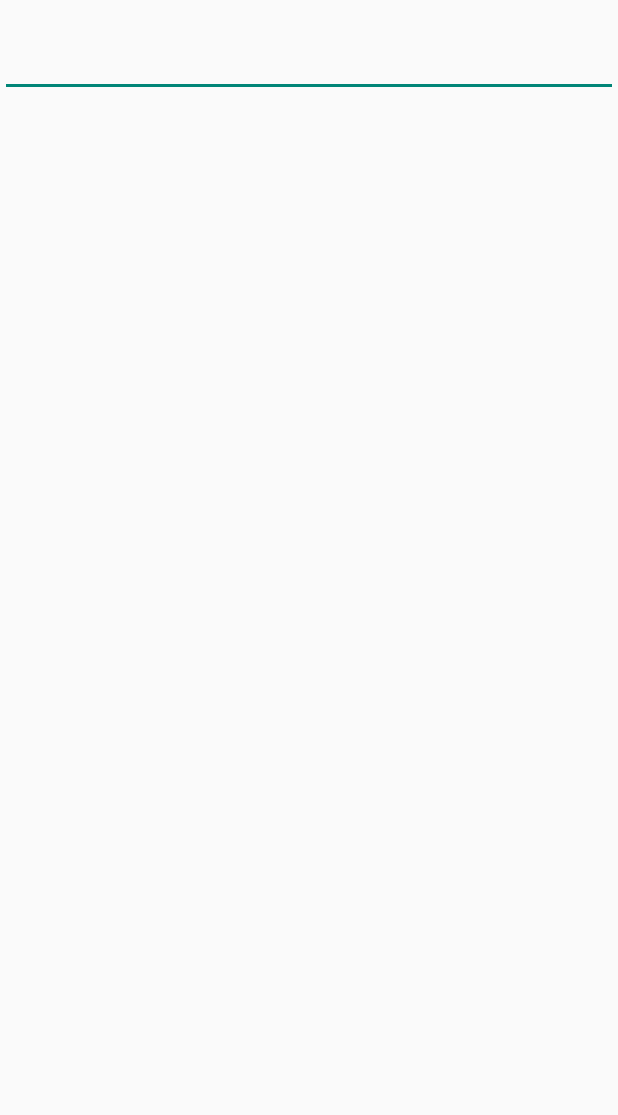
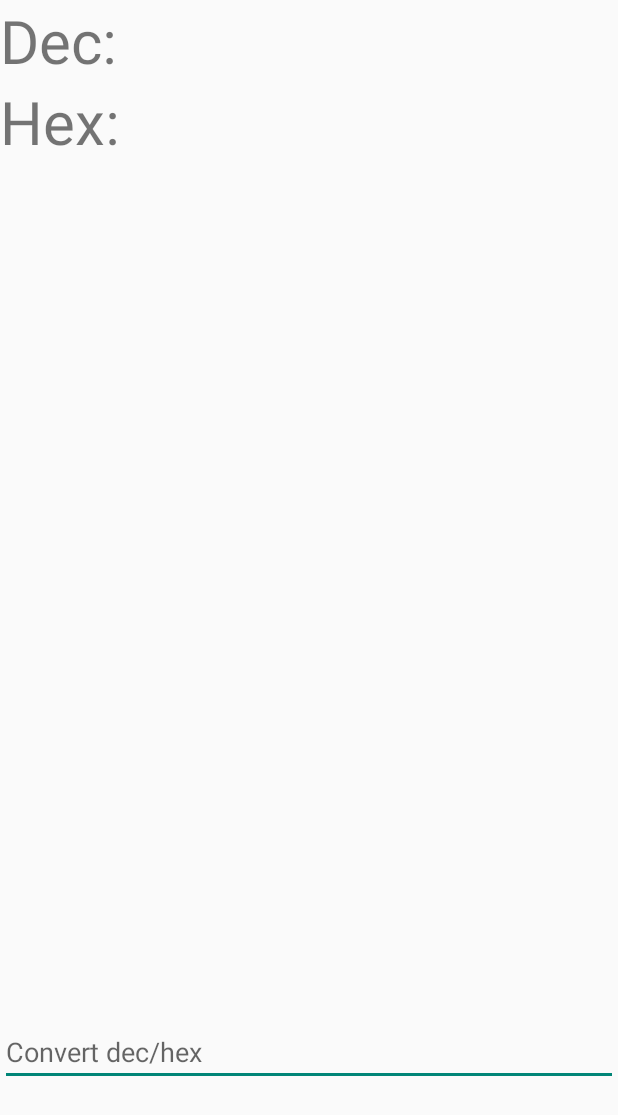
Before and after one commit to fliljeda/Fredrik4Life, an Android app: the NumberConverterActivity screen opened directly, with no data from a screen before it, on a phone screen of 412 x 824 dp. Before the commit the part shown is almost empty. Shown: the top 1115 px of the screen. Run offline under Robolectric (Android 15) with nearby library versions, the phone set to English and light mode, and no system bars.

Commit message:
Dec to hex working (overflow todo)

```diff
--- a/app/src/main/java/fliljeda/fredrik4life/NumberConverterActivity.java
+++ b/app/src/main/java/fliljeda/fredrik4life/NumberConverterActivity.java
@@ -2,12 +2,65 @@ package fliljeda.fredrik4life;
 
 import android.support.v7.app.AppCompatActivity;
 import android.os.Bundle;
+import android.text.Editable;
+import android.text.TextWatcher;
+import android.widget.EditText;
+import android.widget.TextView;
 
 public class NumberConverterActivity extends AppCompatActivity {
+    private EditText textField;
+    private TextView hexValue;
+    private TextView decValue;
 
     @Override
     protected void onCreate(Bundle savedInstanceState) {
         super.onCreate(savedInstanceState);
         setContentView(R.layout.activity_number_converter);
+        textField = (EditText) findViewById(R.id.numberconverter_change);
+        hexValue = (TextView) findViewById(R.id.numberconverter_display_hex);
+        decValue = (TextView) findViewById(R.id.numberconverter_display_dec);
+        addResponsiveness();
+
+    }
+
+
+    /* Adding the necessary responsiveness to the layout */
+    protected void addResponsiveness(){
+
+        textField.addTextChangedListener(new TextWatcher() {
+            @Override
+            public void beforeTextChanged(CharSequence s, int start, int count, int after) {
+
+            }
+
+            @Override
+            public void onTextChanged(CharSequence s, int start, int before, int count) {
+                tryConvertToHex(s);
+            }
+
+            @Override
+            public void afterTextChanged(Editable s) {
+
+            }
+        });
+    }
+
+    /* Tries to convert to hex from decimal*/
+    //TODO HANDLE OVERFLOW
+    private void tryConvertToHex(CharSequence field){
+        int fieldsize = field.length();
+        for(int i = 0; i < fieldsize; i++){
+            if(field.charAt(i) < '0' || field.charAt(i) > '9'){
+                //does not match
+                return;
+            }
+        }
+        String hex = Long.toHexString(Long.parseLong(field.toString()));
+        hexValue.setText(hex);
+    }
+
+    /* Tries to convert to dec from hex*/
+    private void tryConvertToDec(){
+
     }
 }
--- a/app/src/main/res/layout/activity_number_converter.xml
+++ b/app/src/main/res/layout/activity_number_converter.xml
@@ -1,5 +1,5 @@
 <?xml version="1.0" encoding="utf-8"?>
-<android.support.constraint.ConstraintLayout xmlns:android="http://schemas.android.com/apk/res/android"
+<RelativeLayout xmlns:android="http://schemas.android.com/apk/res/android"
     xmlns:app="http://schemas.android.com/apk/res-auto"
     xmlns:tools="http://schemas.android.com/tools"
     android:layout_width="match_parent"
@@ -11,16 +11,60 @@
         android:layout_height="match_parent"
         android:orientation="vertical">
 
-        <TextView
+        <LinearLayout
             android:layout_width="match_parent"
-            android:layout_height="wrap_content"
-            android:id="@+id/numberconverter_display"/>
+            android:layout_height="0dp"
+            android:layout_weight="1"
+            android:orientation="vertical">
 
-        <EditText
+            <LinearLayout
+                android:layout_width="match_parent"
+                android:layout_height="wrap_content">
+                <TextView
+                    android:layout_width="wrap_content"
+                    android:layout_height="wrap_content"
+                    android:textSize="@dimen/numberconverter_textsize"
+                    android:text="Dec: "/>
+                <TextView
+                    android:layout_width="match_parent"
+                    android:layout_height="wrap_content"
+                    android:textSize="@dimen/numberconverter_textsize"
+                    android:text=""
+                    android:id="@+id/numberconverter_display_dec"/>
+            </LinearLayout>
+
+            <LinearLayout
+                android:layout_width="match_parent"
+                android:layout_height="wrap_content">
+                <TextView
+                    android:layout_width="wrap_content"
+                    android:layout_height="wrap_content"
+                    android:textSize="@dimen/numberconverter_textsize"
+                    android:text="Hex: "/>
+                <TextView
+                    android:layout_width="match_parent"
+                    android:layout_height="wrap_content"
+                    android:textSize="@dimen/numberconverter_textsize"
+                    android:id="@+id/numberconverter_display_hex"/>
+            </LinearLayout>
+
+        </LinearLayout>
+
+        <LinearLayout
             android:layout_width="match_parent"
-            android:layout_height="wrap_content"
-            android:id="@+id/numberconverter_change"/>
+            android:layout_height="0dp"
+            android:layout_weight="1"
+            android:gravity="bottom"
+            android:paddingBottom="100dp">
+            <EditText
+                android:layout_width="match_parent"
+                android:layout_height="wrap_content"
+                android:hint="Convert dec/hex"
+                android:layout_alignParentBottom="true"
+                android:id="@+id/numberconverter_change" />
+
+        </LinearLayout>
 
     </LinearLayout>
 
-</android.support.constraint.ConstraintLayout>
+</RelativeLayout>
--- a/app/src/main/res/values/dimens.xml
+++ b/app/src/main/res/values/dimens.xml
@@ -2,4 +2,5 @@
     <!-- Default screen margins, per the Android Design guidelines. -->
     <dimen name="activity_horizontal_margin">16dp</dimen>
     <dimen name="activity_vertical_margin">16dp</dimen>
+    <dimen name="numberconverter_textsize">40dp</dimen>
 </resources>
```
